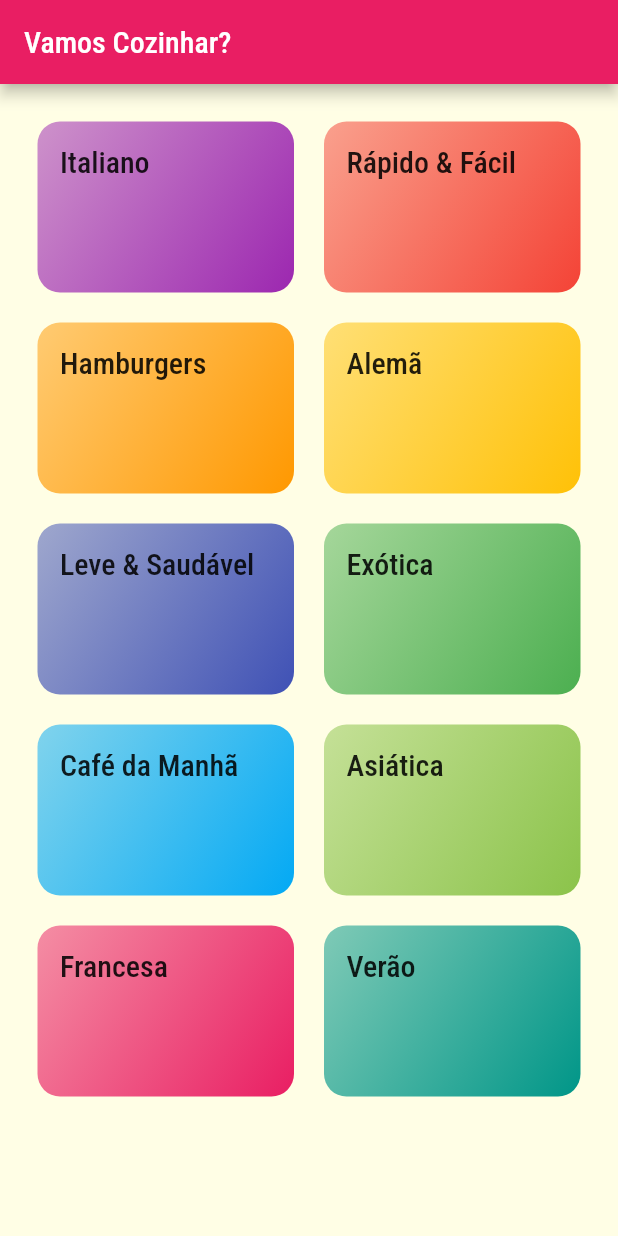
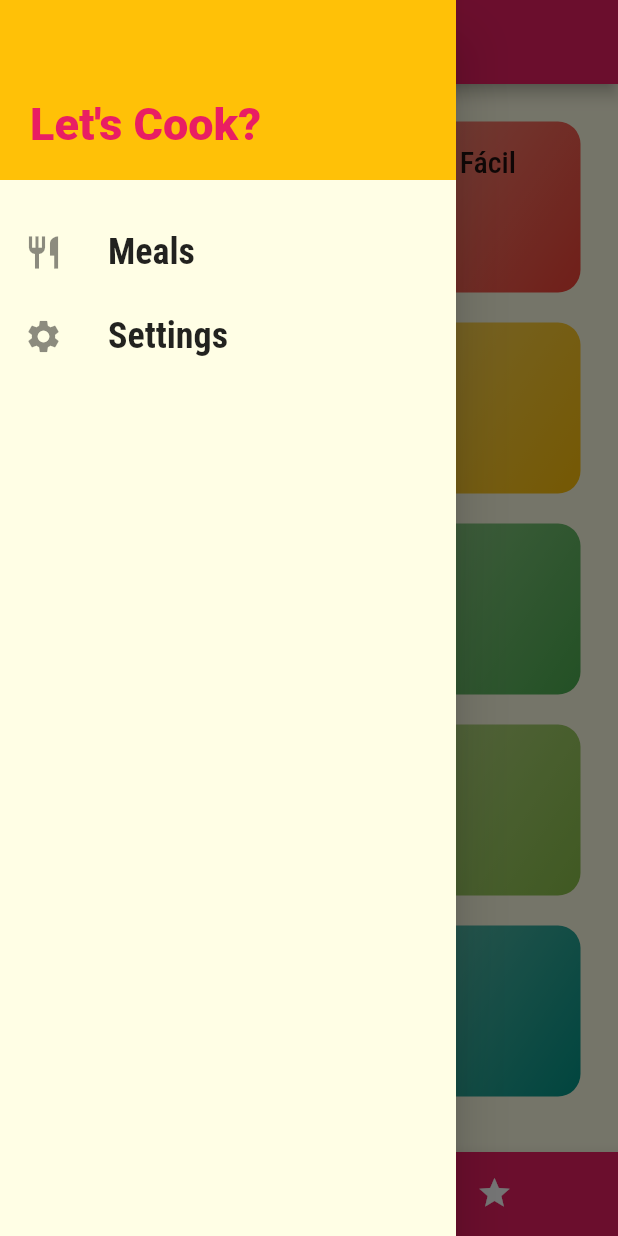
Before and after one commit to henriqueannicchino/MealsFlutter, a Flutter app: the screen it shows after launch, with the side drawer open (before the commit the screen has no drawer), on a phone screen of 412 x 824 dp. Run offline on Flutter 3.47's test engine with Material 2 defaults, Android fonts, the phone set to English and light mode, and no system bars.

Commit message:
created settings, drawer and favorite button

```diff
--- /dev/null
+++ b/lib/components/main_drawer.dart
@@ -0,0 +1,60 @@
+import 'package:flutter/material.dart';
+import '../utils/app_routes.dart';
+
+class MainDrawer extends StatelessWidget {
+  const MainDrawer({Key? key}) : super(key: key);
+
+  Widget _createItem(IconData icon, String label, Function() onTap) {
+    return ListTile(
+      leading: Icon(
+        icon,
+        size: 26,
+      ),
+      title: Text(
+        label,
+        style: const TextStyle(
+          fontFamily: 'RobotoCondensed',
+          fontSize: 24,
+          fontWeight: FontWeight.bold,
+        ),
+      ),
+      onTap: onTap,
+    );
+  }
+
+  @override
+  Widget build(BuildContext context) {
+    return Drawer(
+      child: Column(
+        children: [
+          Container(
+            height: 120,
+            width: double.infinity,
+            padding: const EdgeInsets.all(20),
+            color: Theme.of(context).colorScheme.secondary,
+            alignment: Alignment.bottomLeft,
+            child: Text(
+              'Let\'s Cook?',
+              style: TextStyle(
+                fontWeight: FontWeight.w900,
+                fontSize: 30,
+                color: Theme.of(context).colorScheme.primary,
+              ),
+            ),
+          ),
+          const SizedBox(height: 20),
+          _createItem(
+            Icons.restaurant,
+            'Meals',
+            () => Navigator.of(context).pushReplacementNamed(AppRoutes.HOME),
+          ),
+          _createItem(
+            Icons.settings,
+            'Settings',
+            () => Navigator.of(context).pushReplacementNamed(AppRoutes.SETTINGS),
+          ),
+        ],
+      ),
+    );
+  }
+}
--- a/lib/main.dart
+++ b/lib/main.dart
@@ -1,12 +1,41 @@
 import 'package:flutter/material.dart';
+import 'screens/tabs_screen.dart';
 import 'screens/categories_screen.dart';
 import 'screens/categories_meals_screen.dart';
 import 'screens/meal_detail_screen.dart';
+import 'screens/settings_screen.dart';
 import 'utils/app_routes.dart';
+
+import 'models/meal.dart';
+import 'models/settings.dart';
+import 'data/dummy_data.dart';
 
 void main() => runApp(MyApp());
 
-class MyApp extends StatelessWidget {
+class MyApp extends StatefulWidget {
+  @override
+  State<MyApp> createState() => _MyAppState();
+}
+
+class _MyAppState extends State<MyApp> {
+
+  Settings settings = Settings();
+  List<Meal> _availableMeals = dummyMeals;
+
+  void _filterMeals(Settings settings) {
+    setState(() {
+      this.settings = settings;
+
+      _availableMeals = dummyMeals.where((meal) {
+        final filterGluten = settings.isGlutenFree && !meal.isGlutenFree;
+        final filterLactose = settings.isLactoseFree && !meal.isLactoseFree;
+        final filterVegan = settings.isVegan && !meal.isVegan;
+        final filterVegetarian = settings.isVegetarian && !meal.isVegetarian;
+        return !filterGluten && !filterLactose && !filterVegan && !filterVegetarian;
+      }).toList();
+    });
+  }
+
   @override
   Widget build(BuildContext context) {
     return MaterialApp(
@@ -24,9 +53,10 @@ class MyApp extends StatelessWidget {
         ),
       ),
       routes: {
-        AppRoutes.HOME: (ctx) => CategoriesScreen(),
-        AppRoutes.CATEGORIES_MEALS: (ctx) => CategoriesMealsScreen(),
-        AppRoutes.MEAL_DETAIL: (ctx) => MealDetailScreen()
+        AppRoutes.HOME: (ctx) => TabsScreen(),
+        AppRoutes.CATEGORIES_MEALS: (ctx) => CategoriesMealsScreen(_availableMeals),
+        AppRoutes.MEAL_DETAIL: (ctx) => MealDetailScreen(),
+        AppRoutes.SETTINGS: (ctx) => SettingsScreen(settings, _filterMeals)
       },
     );
   }
--- /dev/null
+++ b/lib/models/settings.dart
@@ -0,0 +1,13 @@
+class Settings {
+  bool isGlutenFree;
+  bool isLactoseFree;
+  bool isVegan;
+  bool isVegetarian;
+
+  Settings({
+    this.isGlutenFree = false,
+    this.isLactoseFree = false,
+    this.isVegan = false,
+    this.isVegetarian = false,
+  });
+}
--- a/lib/screens/categories_meals_screen.dart
+++ b/lib/screens/categories_meals_screen.dart
@@ -1,16 +1,19 @@
 import 'package:flutter/material.dart';
 import '../components/meal_item.dart';
 import '../models/category.dart';
-import '../data/dummy_data.dart';
+import '../models/meal.dart';
 
 class CategoriesMealsScreen extends StatelessWidget {
-  const CategoriesMealsScreen({Key? key}) : super(key: key);
+
+  final List<Meal> meals;
+
+  const CategoriesMealsScreen(this.meals);
 
   @override
   Widget build(BuildContext context) {
     final category = ModalRoute.of(context)!.settings.arguments as Category;
 
-    final categoryMeals = dummyMeals.where((meal) {
+    final categoryMeals = meals.where((meal) {
       return meal.categories.contains(category.id);
     }).toList();
 
--- a/lib/screens/categories_screen.dart
+++ b/lib/screens/categories_screen.dart
@@ -6,11 +6,7 @@ import '../data/dummy_data.dart';
 class CategoriesScreen extends StatelessWidget {
   @override
   Widget build(BuildContext context) {
-    return Scaffold(
-      appBar: AppBar(
-        title: Text('Vamos Cozinhar?'),
-      ),
-      body: GridView (
+    return GridView (
       padding: const EdgeInsets.all(25),
       gridDelegate: SliverGridDelegateWithMaxCrossAxisExtent(
         maxCrossAxisExtent: 200,
@@ -21,7 +17,6 @@ class CategoriesScreen extends StatelessWidget {
       children: dummyCategories.map((cat) {
         return CategoryItem(cat);
       }).toList(),
-      ),
     );
   }
 }
--- a/lib/screens/meal_detail_screen.dart
+++ b/lib/screens/meal_detail_screen.dart
@@ -87,6 +87,12 @@ class MealDetailScreen extends StatelessWidget {
           ],
         ),
       ),
+      floatingActionButton: FloatingActionButton(
+        child: Icon(Icons.star),
+        onPressed: () {
+          Navigator.of(context).pop(meal.title);
+        },
+      ),
     );
   }
 }
--- /dev/null
+++ b/lib/screens/settings_screen.dart
@@ -0,0 +1,94 @@
+import 'package:flutter/material.dart';
+import '../components/main_drawer.dart';
+import '../models/settings.dart';
+
+class SettingsScreen extends StatefulWidget {
+
+  final Settings settings;
+  final Function(Settings) onSettingsChanged;
+
+  const SettingsScreen(this.settings, this.onSettingsChanged, {Key? key})
+      : super(key: key);
+
+  @override
+  State<SettingsScreen> createState() => _SettingsScreenState();
+}
+
+class _SettingsScreenState extends State<SettingsScreen> {
+
+  Settings? settings;
+
+  @override
+  void initState() {
+    super.initState();
+    settings = widget.settings;
+  }
+
+  Widget _createSwitch(
+    String title,
+    String subtitle,
+    bool value,
+    Function(bool) onChanged,
+  ) {
+    return SwitchListTile.adaptive(
+      title: Text(title),
+      subtitle: Text(subtitle),
+      value: value,
+      onChanged: (value) {
+        onChanged(value);
+        widget.onSettingsChanged(settings!);
+      },
+    );
+  }
+
+  @override
+  Widget build(BuildContext context) {
+    return Scaffold(
+      appBar: AppBar(
+        title: Text('Settings'),
+      ),
+      drawer: MainDrawer(),
+      body: Column(
+        children: <Widget>[
+          Container(
+            padding: EdgeInsets.all(20),
+            child: Text(
+              'Settings',
+              style: Theme.of(context).textTheme.headline6,
+            ),
+          ),
+          Expanded(
+            child: ListView(
+              children: <Widget>[
+                _createSwitch(
+                  'No gluten',
+                  'Only show meals without gluten!',
+                  settings!.isGlutenFree,
+                  (value) => setState(() => settings!.isGlutenFree = value),
+                ),
+                _createSwitch(
+                  'Lactose free',
+                  'Only show meals without lactose!',
+                  settings!.isLactoseFree,
+                  (value) => setState(() => settings!.isLactoseFree = value),
+                ),
+                _createSwitch(
+                  'Vegan',
+                  'Only show vegan meals!',
+                  settings!.isVegan,
+                  (value) => setState(() => settings!.isVegan = value),
+                ),
+                _createSwitch(
+                  'Vegetarian',
+                  'Only show vegetarian meals!',
+                  settings!.isVegetarian,
+                  (value) => setState(() => settings!.isVegetarian = value),
+                ),
+              ],
+            )
+          )
+        ],
+      )
+    );
+  }
+}
--- /dev/null
+++ b/lib/screens/tabs_screen.dart
@@ -0,0 +1,59 @@
+import 'package:flutter/material.dart';
+
+import 'categories_screen.dart';
+import 'favorite_screen.dart';
+import '../components/main_drawer.dart';
+
+class TabsScreen extends StatefulWidget {
+  @override
+  State<TabsScreen> createState() => _TabsScreenState();
+}
+
+class _TabsScreenState extends State<TabsScreen> {
+
+  int _selectedScreenIndex = 0;
+  final List<Map<String, Object>> _screens = [
+    {'title': 'Categories List', 'screen': CategoriesScreen()},
+    {'title': 'My Favorites', 'screen': FavoriteScreen()},
+  ];
+
+  _selectScreen(int index) {
+    setState(() {
+      _selectedScreenIndex = index;
+    });
+  }
+
+  @override
+  Widget build(BuildContext context) {
+    return Scaffold(
+      appBar: AppBar(
+        centerTitle: true,
+        title: Text(
+          _screens[_selectedScreenIndex]['title'] as String
+        ),
+      ),
+      drawer: MainDrawer(),
+      body: _screens[_selectedScreenIndex]['screen'] as Widget,
+      bottomNavigationBar: BottomNavigationBar(
+        onTap: _selectScreen,
+        backgroundColor: Theme.of(context).primaryColor,
+        unselectedItemColor: Colors.white,
+        selectedItemColor: Theme.of(context).accentColor,
+        currentIndex: _selectedScreenIndex,
+        type: BottomNavigationBarType.shifting,
+        items: [
+          BottomNavigationBarItem(
+            backgroundColor: Theme.of(context).primaryColor,
+            icon: Icon(Icons.category),
+            label: 'Category',
+          ),
+          BottomNavigationBarItem(
+            backgroundColor: Theme.of(context).primaryColor,
+            icon: Icon(Icons.star),
+            label: 'Favoritos',
+          ),
+        ]
+      ),
+    );
+  }
+}
--- a/lib/utils/app_routes.dart
+++ b/lib/utils/app_routes.dart
@@ -2,4 +2,5 @@ class AppRoutes {
   static const HOME = '/';
   static const CATEGORIES_MEALS = '/categories-meals';
   static const MEAL_DETAIL = '/meal-detail';
+  static const SETTINGS = '/settings';
 }
```
Also changed, not shown: lib/components/meal_item.dart (+8 -1 lines), lib/screens/favorite_screen.dart (added, +10 -0 lines). Lines whose indentation alone changed are shown as unchanged.
